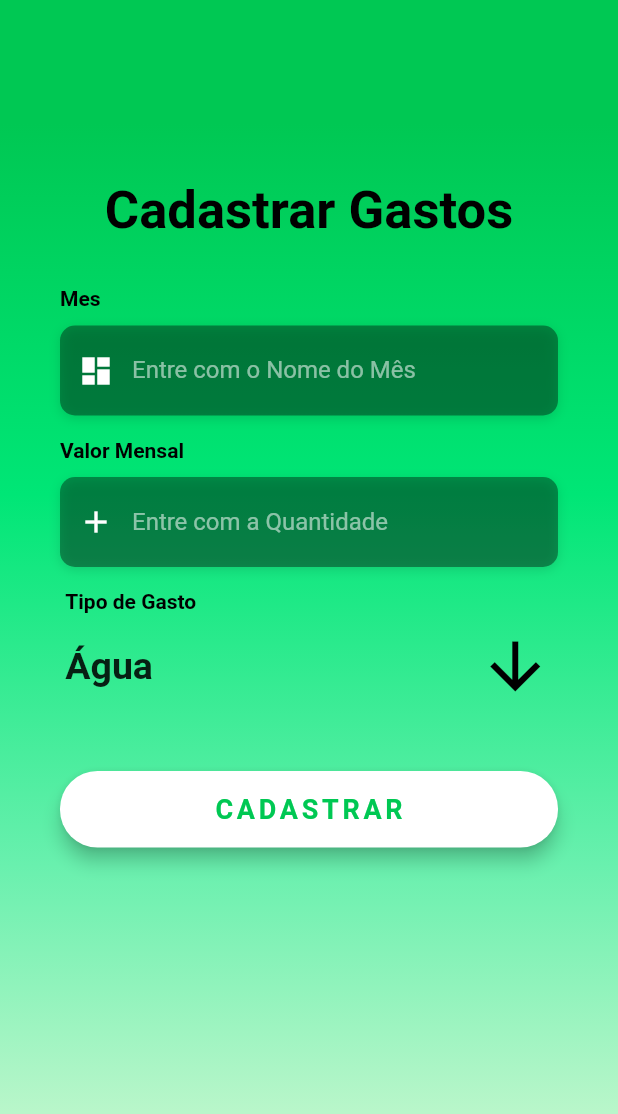
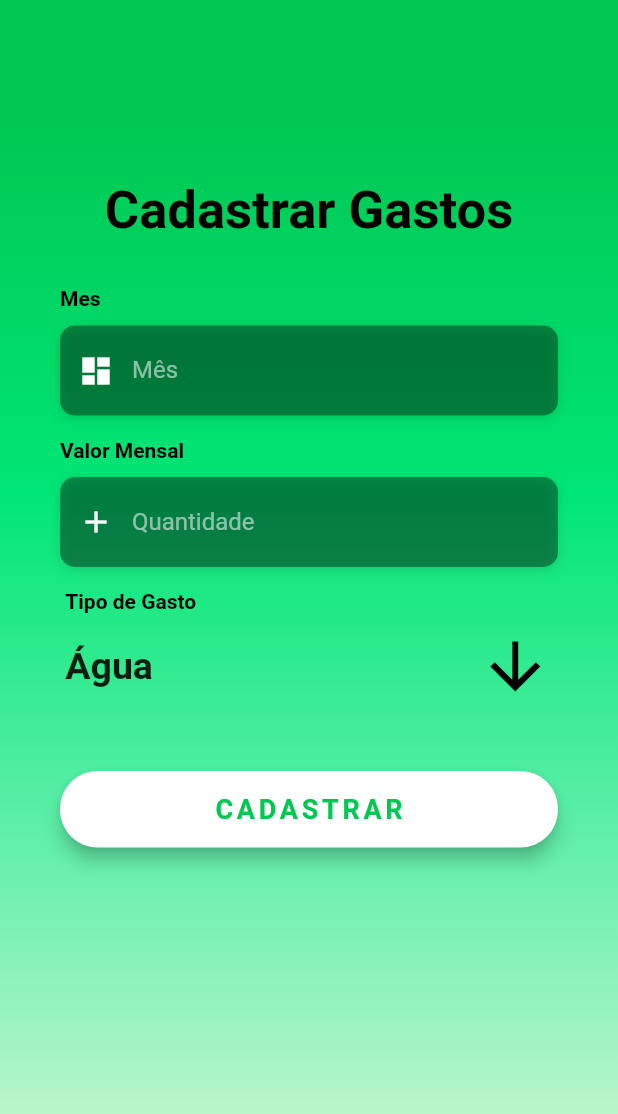
Before and after one commit to Rafaellynhah/Front-App_Agricultura, a Flutter app: the ExpensesRegister screen opened directly, on a phone screen of 412 x 824 dp. Shown: the top 1114 px of the screen. Run offline on Flutter 3.47's test engine with Material 2 defaults, Android fonts, the phone set to English and light mode, and no system bars.

```diff
--- a/lib/screens/registerExpenses_screen.dart
+++ b/lib/screens/registerExpenses_screen.dart
@@ -49,7 +49,7 @@ class _ExpensesRegisterState extends State<ExpensesRegister> {
                 Icons.dashboard,
                 color: Colors.white,
               ),
-              hintText: 'Entre com o Nome do Mês',
+              hintText: 'Mês',
               hintStyle: TextStyle(color: Colors.white54),
             ),
             controller: _mesController,
@@ -91,7 +91,7 @@ class _ExpensesRegisterState extends State<ExpensesRegister> {
                 Icons.add,
                 color: Colors.white,
               ),
-              hintText: 'Entre com a Quantidade',
+              hintText: 'Quantidade',
               hintStyle: TextStyle(color: Colors.white54),
             ),
             controller: _qtd_mensalController,
--- a/lib/screens/registerResource_screen.dart
+++ b/lib/screens/registerResource_screen.dart
@@ -52,7 +52,7 @@ class _RegisterResourceScreenState extends State<RegisterResourceScreen> {
                 Icons.dashboard,
                 color: Colors.white,
               ),
-              hintText: 'Entre com o Nome do Recurso',
+              hintText: 'Nome',
               hintStyle: TextStyle(color: Colors.white54),
             ),
             controller: _nomeController,
@@ -94,7 +94,7 @@ class _RegisterResourceScreenState extends State<RegisterResourceScreen> {
                 Icons.add,
                 color: Colors.white,
               ),
-              hintText: 'Entre com a Quantidade',
+              hintText: 'Quantidade',
               hintStyle: TextStyle(color: Colors.white54),
             ),
             controller: _qtd_incialController,
@@ -182,7 +182,7 @@ class _RegisterResourceScreenState extends State<RegisterResourceScreen> {
                 Icons.add,
                 color: Colors.white,
               ),
-              hintText: 'Entre com a Produtividade Esperada',
+              hintText: 'Produtividade Esperada',
               hintStyle: TextStyle(color: Colors.white54),
             ),
             controller: _produtividade_esperadaController,
@@ -224,7 +224,7 @@ class _RegisterResourceScreenState extends State<RegisterResourceScreen> {
                 Icons.calendar_today,
                 color: Colors.white,
               ),
-              hintText: 'Entre com a Data',
+              hintText: 'Data',
               hintStyle: TextStyle(color: Colors.white54),
             ),
             controller: _dtEntradaController,
--- a/lib/screens/registerTypeExpenses.dart
+++ b/lib/screens/registerTypeExpenses.dart
@@ -45,7 +45,7 @@ class _RegisterTypeState extends State<RegisterTypeScreen> {
                 Icons.dashboard,
                 color: Colors.white,
               ),
-              hintText: 'Entre com o Nome do Tipo de Gasto',
+              hintText: 'Nome',
               hintStyle: TextStyle(color: Colors.white54),
             ),
             controller: _nomeController,
--- a/lib/screens/registerTypeResources.dart
+++ b/lib/screens/registerTypeResources.dart
@@ -45,7 +45,7 @@ class _RegisterTypeScreenResourcesState extends State<RegisterTypeScreenResource
                 Icons.dashboard,
                 color: Colors.white,
               ),
-              hintText: 'Entre com o Nome do Tipo de Recurso',
+              hintText: 'Nome',
               hintStyle: TextStyle(color: Colors.white54),
             ),
             controller: _nomeController,
```
